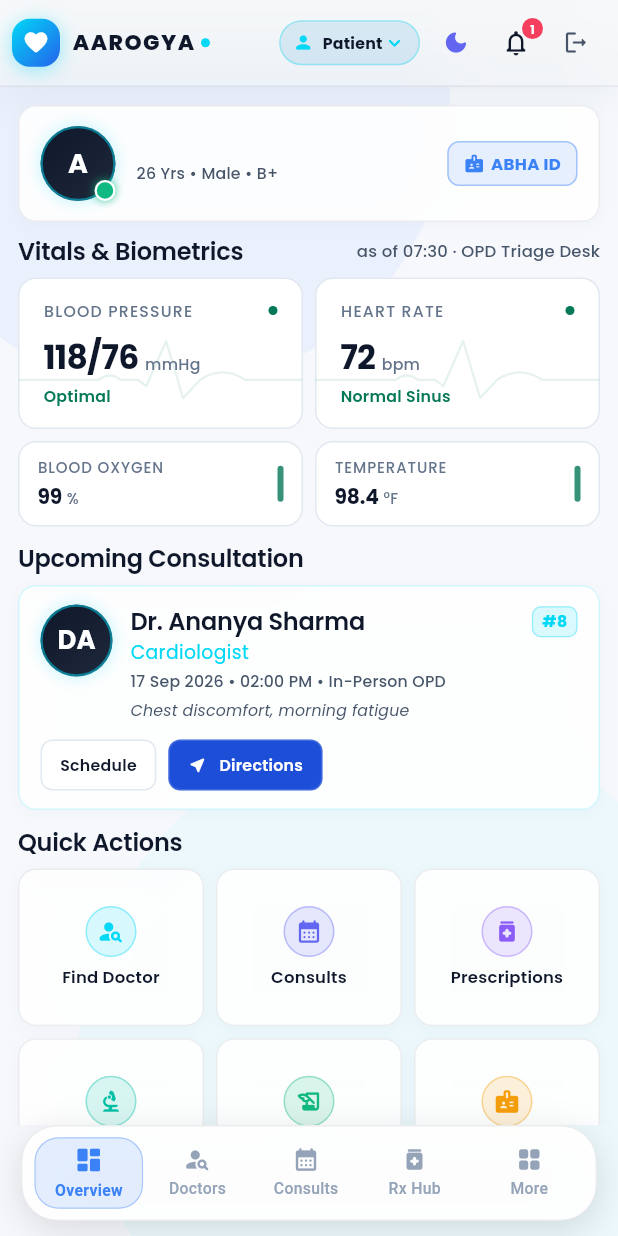
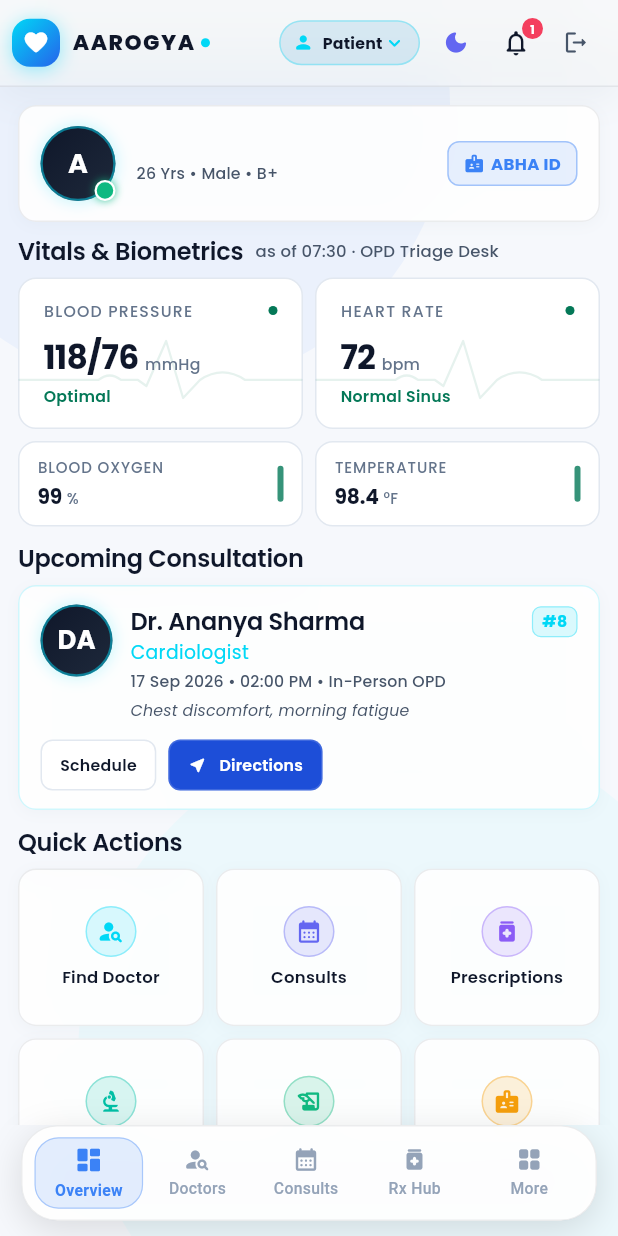
Before and after one commit to Omkaranrse/aarogya, a Flutter app: the screen it shows once a user with an empty profile is signed in, on a phone screen of 412 x 824 dp. Run offline on Flutter 3.47's test engine with Material 3 defaults, Android fonts, the light colour scheme and no system bars; our stand-ins replace cloud_firestore, firebase_auth, firebase_core, firebase_storage, fl_chart, flutter_riverpod and 3 more; accounts and stored records are empty; network calls fail; Roboto replaces fonts that are missing (PlusJakartaSans).

Commit message:
feat(p3): verify theme extensions, tabular figures, zero print calls, and dynamic text scaling (1.0x-2.0x)

```diff
--- a/lib/core/design_system/components/metric_card.dart
+++ b/lib/core/design_system/components/metric_card.dart
@@ -93,13 +93,18 @@ class MetricCard extends StatelessWidget {
               Row(
                 mainAxisAlignment: MainAxisAlignment.spaceBetween,
                 children: [
-                  Text(
+                  Flexible(
+                    child: Text(
                       label.toUpperCase(),
                       style: typography.caption.copyWith(
                         letterSpacing: 0.8,
                         color: colors.neutrals.gray500,
                       ),
+                      maxLines: 1,
+                      overflow: TextOverflow.ellipsis,
                     ),
+                  ),
+                  const SizedBox(width: 6),
                   Container(
                     width: 6,
                     height: 6,
@@ -111,8 +116,11 @@ class MetricCard extends StatelessWidget {
                 ],
               ),
               const SizedBox(height: 12),
-              // Hero Display Value + Unit
-              Row(
+              // Hero Display Value + Unit with FittedBox
+              FittedBox(
+                fit: BoxFit.scaleDown,
+                alignment: Alignment.centerLeft,
+                child: Row(
                   crossAxisAlignment: CrossAxisAlignment.baseline,
                   textBaseline: TextBaseline.alphabetic,
                   children: [
@@ -134,6 +142,7 @@ class MetricCard extends StatelessWidget {
                     ],
                   ],
                 ),
+              ),
               const SizedBox(height: 6),
               // Delta / Reference Info
               if (delta != null)
@@ -143,6 +152,8 @@ class MetricCard extends StatelessWidget {
                     color: statusColor,
                     fontWeight: FontWeight.w600,
                   ),
+                  maxLines: 1,
+                  overflow: TextOverflow.ellipsis,
                 )
               else
                 const SizedBox(height: 14),
@@ -180,7 +191,10 @@ class MetricCard extends StatelessWidget {
                   overflow: TextOverflow.ellipsis,
                 ),
                 const SizedBox(height: 4),
-                Row(
+                FittedBox(
+                  fit: BoxFit.scaleDown,
+                  alignment: Alignment.centerLeft,
+                  child: Row(
                     crossAxisAlignment: CrossAxisAlignment.baseline,
                     textBaseline: TextBaseline.alphabetic,
                     children: [
@@ -203,6 +217,7 @@ class MetricCard extends StatelessWidget {
                         ),
                       ],
                     ],
+                  ),
                 ),
               ],
             ),
--- a/lib/features/patient/dashboard/patient_dashboard.dart
+++ b/lib/features/patient/dashboard/patient_dashboard.dart
@@ -255,8 +255,11 @@ class PatientDashboard extends ConsumerWidget {
         return Column(
           crossAxisAlignment: CrossAxisAlignment.start,
           children: [
-            Row(
-              mainAxisAlignment: MainAxisAlignment.spaceBetween,
+            Wrap(
+              alignment: WrapAlignment.spaceBetween,
+              crossAxisAlignment: WrapCrossAlignment.center,
+              spacing: 8,
+              runSpacing: 4,
               children: [
                 Text(
                   'Vitals & Biometrics',
```
Also changed, not shown: 1 other file. Lines whose indentation alone changed are shown as unchanged.
